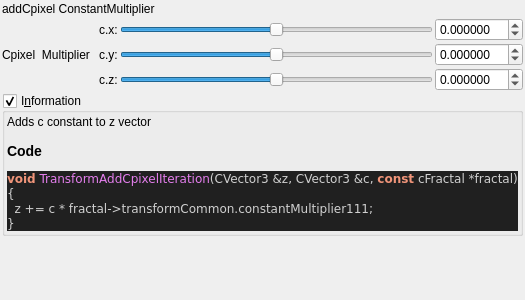
Old version of the form mandelbulber2/qt_data/fractal_transf_add_Cpixel.ui in the repository buddhi1980/mandelbulber2.
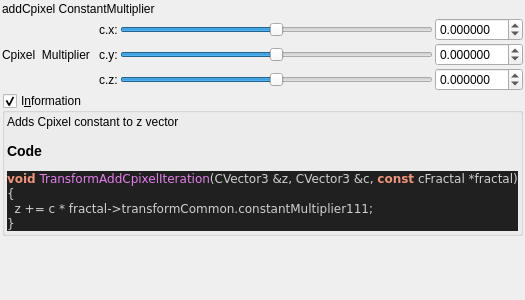
New version of the form. Custom widgets are drawn as their Qt base class.

```diff
--- a/mandelbulber2/qt_data/fractal_transf_add_Cpixel.ui
+++ b/mandelbulber2/qt_data/fractal_transf_add_Cpixel.ui
@@ -263,7 +263,7 @@
       <item>
        <widget class="QLabel" name="label_code_content">
         <property name="text">
-         <string>&lt;p&gt;Adds c constant to z vector&lt;/p&gt;&lt;table&gt;
+         <string>&lt;p&gt;Adds Cpixel constant to z vector&lt;/p&gt;&lt;table&gt;
 &lt;/table&gt;
 &lt;h3&gt;Code&lt;/h3&gt;
 &lt;!DOCTYPE HTML PUBLIC &quot;-//W3C//DTD HTML 4.0 Transitional//EN&quot;&gt;
```
